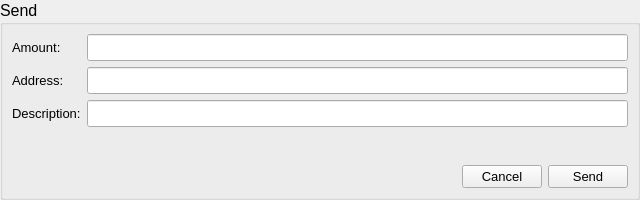
Above: app/ui/wallet_send.ui from coblo/gui-demo before the change. Below: the same form after it.
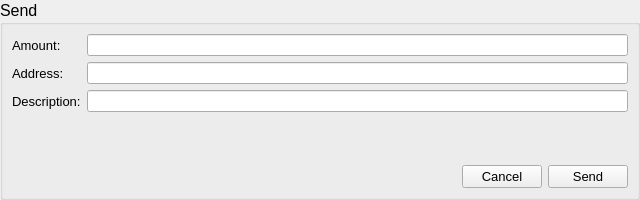
That is the form after the change.

Commit message: Implement send

What changed in the file:
```diff
--- a/app/ui/wallet_send.ui
+++ b/app/ui/wallet_send.ui
@@ -66,6 +66,11 @@
         </item>
         <item row="0" column="1">
          <widget class="QLineEdit" name="edit_amount">
+          <property name="font">
+           <font>
+            <pointsize>8</pointsize>
+           </font>
+          </property>
           <property name="text">
            <string/>
           </property>
@@ -87,7 +92,16 @@
          </widget>
         </item>
         <item row="1" column="1">
-         <widget class="QLineEdit" name="edit_address"/>
+         <widget class="QLineEdit" name="edit_address">
+          <property name="font">
+           <font>
+            <pointsize>8</pointsize>
+           </font>
+          </property>
+          <property name="text">
+           <string/>
+          </property>
+         </widget>
         </item>
         <item row="2" column="0">
          <widget class="QLabel" name="label_send_description">
@@ -105,7 +119,19 @@
          </widget>
         </item>
         <item row="2" column="1">
-         <widget class="QLineEdit" name="edit_description"/>
+         <widget class="QLineEdit" name="edit_description">
+          <property name="font">
+           <font>
+            <pointsize>8</pointsize>
+           </font>
+          </property>
+          <property name="text">
+           <string/>
+          </property>
+          <property name="maxLength">
+           <number>70</number>
+          </property>
+         </widget>
         </item>
        </layout>
       </item>
```
The commit also changes 5 other files.
